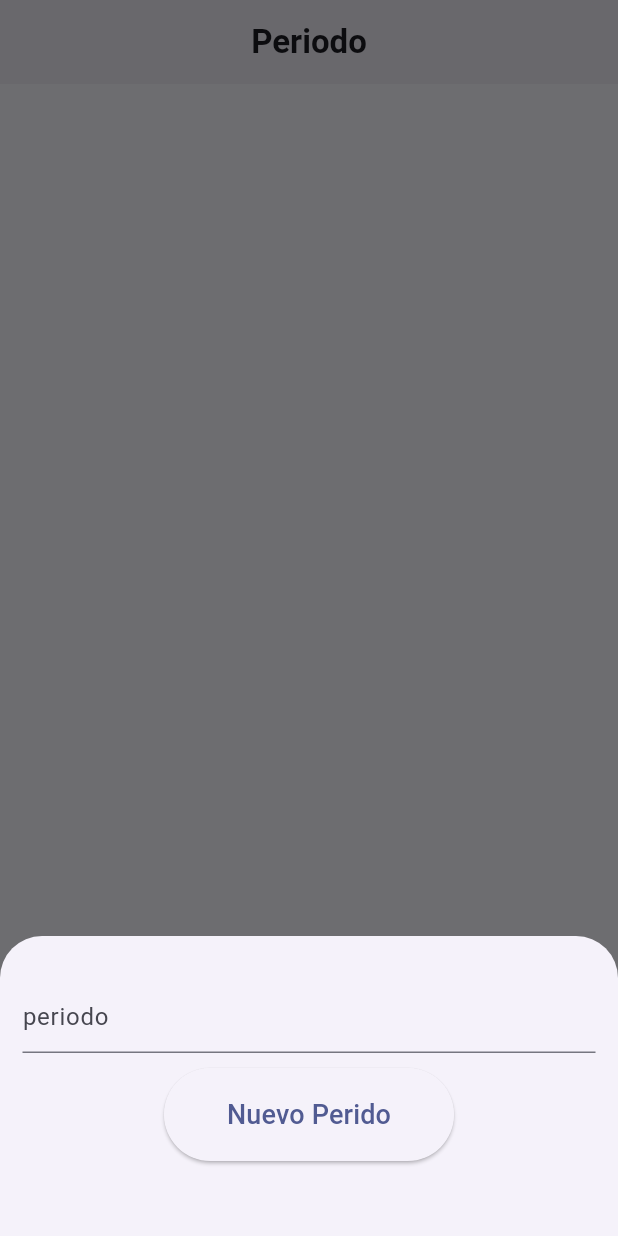
After one commit to aledaniel04/uniprocess_app, a Flutter app: the PeriodScreen screen opened by its route, after a tap on the "add" icon, on a phone screen of 412 x 824 dp. The commit adds this screen. Run offline on Flutter 3.47's test engine with Material 2 defaults, Android fonts, the phone set to English and light mode, and no system bars; our stand-ins replace go_router, sqflite; accounts and stored records are empty.

Commit message:
creacion de la pantalla periodo

```diff
--- a/lib/config/router/app_raouter.dart
+++ b/lib/config/router/app_raouter.dart
@@ -1,5 +1,4 @@
 import 'package:go_router/go_router.dart';
-import 'package:uniprocess_app/screens/HomeScreen/home_screen.dart';
 import 'package:uniprocess_app/screens/screen.dart';
 
 // GoRouter configuration
@@ -10,6 +9,16 @@ final appRouter = GoRouter(
       path: "/",
       name: HomeScreen.name,
       builder: (context, state) => const HomeScreen(),
-    )
+    ),
+    GoRoute(
+      path: "/Period",
+      name: PeriodScreen.name,
+      builder: (context, state) => const PeriodScreen(),
+    ),
+    GoRoute(
+      path: "/Career",
+      name: CareerScreen.name,
+      builder: (context, state) => const CareerScreen(),
+    ),
   ],
 );
--- a/lib/screens/HomeScreen/add_update_note_screen.dart
+++ b/lib/screens/HomeScreen/add_update_note_screen.dart
@@ -138,7 +138,7 @@
                                       .format(DateTime.now())
                                       .toString()));
                             }
-                            Navigator.push(
+                            Navigator.pushReplacement(
                                 context,
                                 MaterialPageRoute(
                                     builder: (context) => const HomeScreen()));
--- /dev/null
+++ b/lib/screens/PeriodScreen/db_helper_period.dart
@@ -0,0 +1,56 @@
+import 'package:flutter/material.dart';
+import 'package:sqflite/sqflite.dart' as sql;
+
+class DBHelperPeriod {
+  static Future<void> createTables(sql.Database database) async {
+    await database.execute("""CREATE TABLE theperiod(
+     id INTEGER PRIMARY KEY AUTOINCREMENT NOT NULL,
+     period TEXT,
+     createdAt TIMESTAMP NOT NULL DEFAULT CURRENT_TIMESTAMP
+    )
+""");
+  }
+
+  static Future<sql.Database> db() async {
+    return sql.openDatabase(
+      'database_period.db',
+      version: 2,
+      onCreate: (sql.Database database, int version) async {
+        await createTables(database);
+      },
+    );
+  }
+
+  static Future<int> createData(String period) async {
+    final db = await DBHelperPeriod.db();
+
+    final data = {'period': period};
+    final id = await db.insert('theperiod', data,
+        conflictAlgorithm: sql.ConflictAlgorithm.replace);
+    return id;
+  }
+
+  static Future<List<Map<String, dynamic>>> getAllData() async {
+    final db = await DBHelperPeriod.db();
+    return db.query('theperiod', orderBy: "id");
+  }
+
+  static Future<int> updateData(int id, String period) async {
+    final db = await DBHelperPeriod.db();
+
+    final data = {'period': period, 'createdAt': DateTime.now().toString()};
+
+    final result =
+        await db.update('theperiod', data, where: "id = ?", whereArgs: [id]);
+    return result;
+  }
+
+  static Future<void> deleteData(int id) async {
+    final db = await DBHelperPeriod.db();
+    try {
+      await db.delete("theperiod", where: "id = ?", whereArgs: [id]);
+    } catch (err) {
+      debugPrint("Something went wrong when deleting an item: $err");
+    }
+  }
+}
--- /dev/null
+++ b/lib/screens/PeriodScreen/period_screen.dart
@@ -0,0 +1,183 @@
+import 'package:flutter/material.dart';
+import 'package:go_router/go_router.dart';
+import 'package:uniprocess_app/screens/PeriodScreen/db_helper_period.dart';
+import 'package:uniprocess_app/screens/careerScreen/career_screen.dart';
+
+class PeriodScreen extends StatefulWidget {
+  static const String name = "Period_Screen";
+  const PeriodScreen({super.key});
+
+  @override
+  State<PeriodScreen> createState() => _PeriodScreenState();
+}
+
+class _PeriodScreenState extends State<PeriodScreen> {
+  // All journals
+  List<Map<String, dynamic>> _allData = [];
+
+  bool _isLoading = true;
+  // This function is used to fetch all data from the database
+  void _refreshData() async {
+    final data = await DBHelperPeriod.getAllData();
+    setState(() {
+      _allData = data;
+      _isLoading = false;
+    });
+  }
+
+  @override
+  void initState() {
+    super.initState();
+    _refreshData(); // Loading the diary when the app starts
+  }
+
+  final TextEditingController _periodController = TextEditingController();
+
+  // This function will be triggered when the floating button is pressed
+  // It will also be triggered when you want to update an item
+  void _showBottomSheet(int? id) async {
+    if (id != null) {
+      // id == null -> create new period
+      // id != null -> update an existing period
+      final existingData =
+          _allData.firstWhere((element) => element['id'] == id);
+      _periodController.text = existingData['period'];
+    }
+
+    showModalBottomSheet(
+        context: context,
+        elevation: 5,
+        isScrollControlled: true,
+        builder: (_) => Container(
+              padding: EdgeInsets.only(
+                top: 30,
+                left: 15,
+                right: 15,
+                // this will prevent the soft keyboard from covering the text fields
+                bottom: MediaQuery.of(context).viewInsets.bottom + 50,
+              ),
+              child: Column(
+                mainAxisSize: MainAxisSize.min,
+                crossAxisAlignment: CrossAxisAlignment.end,
+                children: [
+                  TextField(
+                    controller: _periodController,
+                    decoration: const InputDecoration(hintText: 'periodo'),
+                  ),
+                  const SizedBox(
+                    height: 10,
+                  ),
+                  Center(
+                    child: ElevatedButton(
+                      onPressed: () async {
+                        // Save new period
+                        if (id == null) {
+                          await _addData();
+                        }
+
+                        if (id != null) {
+                          await _updateData(id);
+                        }
+
+                        // Clear the text fields
+                        _periodController.text = '';
+
+                        // Close the bottom sheet
+                        Navigator.of(context).pop();
+                      },
+                      child: Padding(
+                        padding: const EdgeInsets.all(18),
+                        child: Text(id == null ? 'Nuevo Perido' : 'Actualizar',
+                            style: const TextStyle(
+                                fontSize: 18, fontWeight: FontWeight.w500)),
+                      ),
+                    ),
+                  )
+                ],
+              ),
+            ));
+  }
+
+// Insert a new period to the database
+  Future<void> _addData() async {
+    await DBHelperPeriod.createData(_periodController.text);
+    _refreshData();
+  }
+
+  // Update an existing period
+  Future<void> _updateData(int id) async {
+    await DBHelperPeriod.updateData(id, _periodController.text);
+    _refreshData();
+  }
+
+  // Delete an item
+  void _deleteItem(int id) async {
+    await DBHelperPeriod.deleteData(id);
+    ScaffoldMessenger.of(context).showSnackBar(const SnackBar(
+      backgroundColor: Colors.redAccent,
+      content: Text('eliminaste un periodo'),
+    ));
+    _refreshData();
+  }
+
+  @override
+  Widget build(BuildContext context) {
+    return Scaffold(
+      backgroundColor: Color.fromARGB(193, 234, 233, 240),
+      appBar: AppBar(
+        backgroundColor: Color.fromARGB(255, 229, 227, 236),
+        centerTitle: true,
+        title: const Text(
+          "Periodo",
+          style: TextStyle(fontWeight: FontWeight.bold),
+        ),
+      ),
+      body: _isLoading
+          ? const Center(
+              child: CircularProgressIndicator(),
+            )
+          : ListView.builder(
+              itemCount: _allData.length,
+              itemBuilder: (context, index) => Card(
+                color: Colors.lime[200],
+                margin: const EdgeInsets.all(15),
+                child: ListTile(
+                  onTap: () {
+                    context.pushNamed(CareerScreen.name);
+                  },
+                  title: Padding(
+                      padding: const EdgeInsets.symmetric(vertical: 5),
+                      child: Text(
+                        _allData[index]['period'],
+                        style: const TextStyle(fontSize: 20),
+                      )),
+                  trailing: Row(
+                    mainAxisSize: MainAxisSize.min,
+                    children: [
+                      IconButton(
+                        icon: const Icon(
+                          Icons.edit,
+                          color: Colors.blueAccent,
+                        ),
+                        onPressed: () =>
+                            _showBottomSheet(_allData[index]['id']),
+                      ),
+                      IconButton(
+                        icon: const Icon(
+                          Icons.delete,
+                          color: Colors.redAccent,
+                        ),
+                        onPressed: () => _deleteItem(_allData[index]['id']),
+                      ),
+                    ],
+                  ),
+                ),
+              ),
+            ),
+      floatingActionButton: FloatingActionButton(
+        child: const Icon(Icons.add),
+        onPressed: () => _showBottomSheet(null),
+      ),
+    );
+  }
+}
--- a/lib/screens/screen.dart
+++ b/lib/screens/screen.dart
@@ -1 +1,5 @@
+export 'package:uniprocess_app/screens/PeriodScreen/period_screen.dart';
+
 export 'package:uniprocess_app/screens/HomeScreen/home_screen.dart';
+
+export 'package:uniprocess_app/screens/careerScreen/career_screen.dart';
```
Also changed, not shown: lib/screens/HomeScreen/home_screen.dart (+19 -8 lines), lib/screens/careerScreen/career_screen.dart (added, +13 -0 lines), lib/screens/careerScreen/db_helper_caeer.dart (added).
